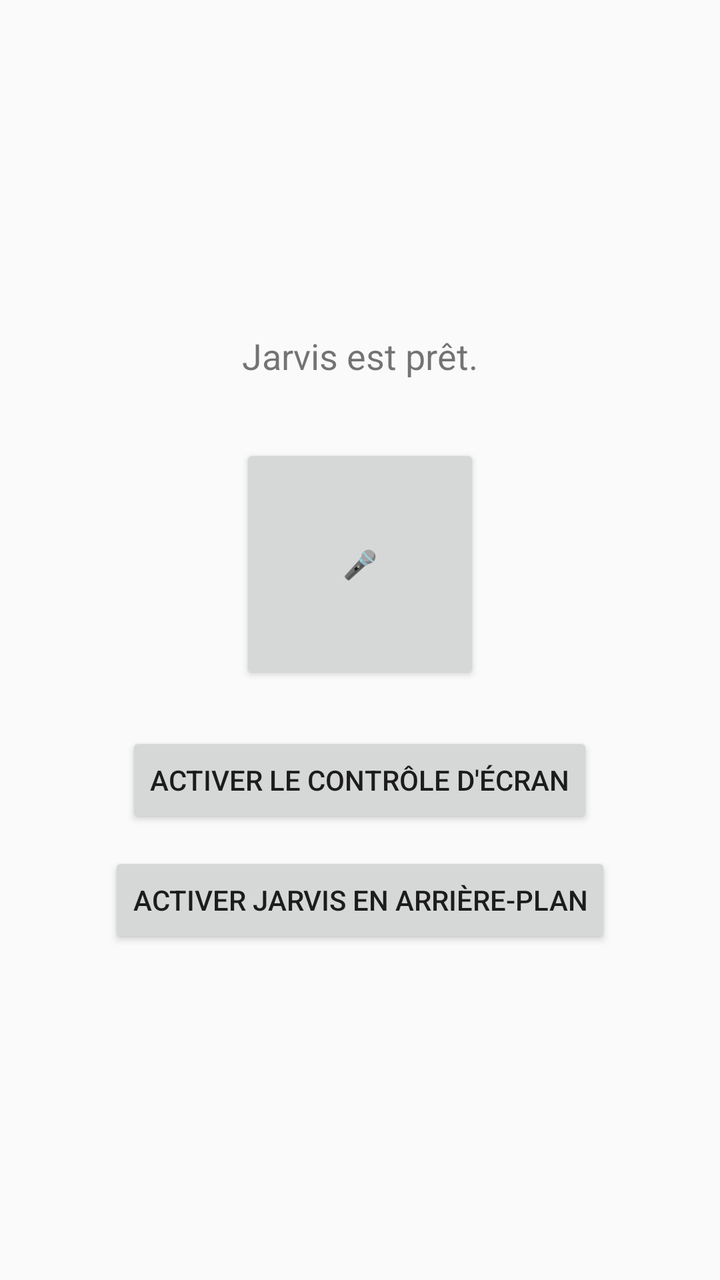
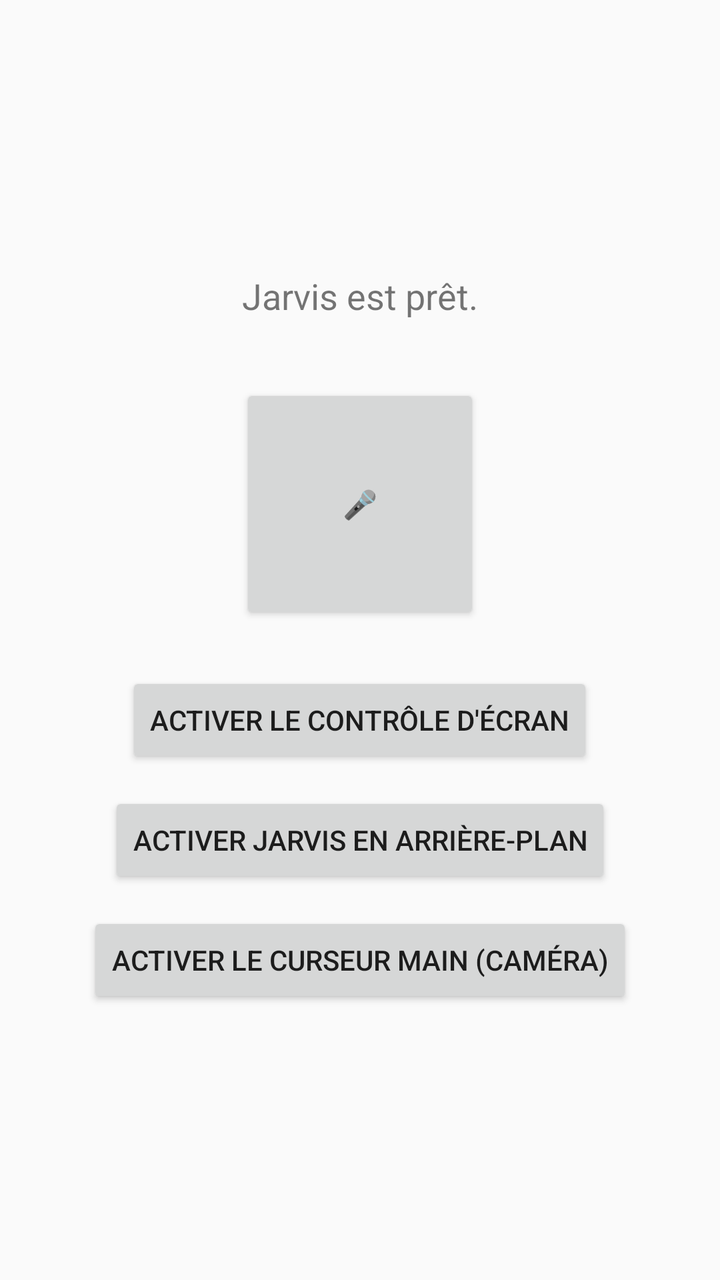

Two renders of the same Android screen: before a commit and after it. Below are the layout's source before the change and the commit's diff.
<!-- AndroidManifest.xml: application theme Theme.AppCompat.DayNight -->
<!-- res/layout/activity_main.xml -->
<?xml version="1.0" encoding="utf-8"?>
<LinearLayout xmlns:android="http://schemas.android.com/apk/res/android"
    android:layout_width="match_parent"
    android:layout_height="match_parent"
    android:orientation="vertical"
    android:gravity="center"
    android:padding="24dp">

    <TextView
        android:id="@+id/statusText"
        android:layout_width="wrap_content"
        android:layout_height="wrap_content"
        android:text="Jarvis est prêt."
        android:textSize="18sp"
        android:layout_marginBottom="32dp" />

    <Button
        android:id="@+id/micButton"
        android:layout_width="120dp"
        android:layout_height="120dp"
        android:text="🎤" />

    <Button
        android:id="@+id/enableAccessibilityButton"
        android:layout_width="wrap_content"
        android:layout_height="wrap_content"
        android:layout_marginTop="24dp"
        android:text="Activer le contrôle d'écran" />

    <Button
        android:id="@+id/enableBackgroundButton"
        android:layout_width="wrap_content"
        android:layout_height="wrap_content"
        android:layout_marginTop="12dp"
        android:text="Activer Jarvis en arrière-plan" />

</LinearLayout>
<!-- resources referenced by this layout -->
<resources>

</resources>

<!-- the commit's change to res/layout/activity_main.xml (unified diff, before → after) -->
@@ -34,4 +34,11 @@
         android:layout_marginTop="12dp"
         android:text="Activer Jarvis en arrière-plan" />
 
+    <Button
+        android:id="@+id/enableHandCursorButton"
+        android:layout_width="wrap_content"
+        android:layout_height="wrap_content"
+        android:layout_marginTop="12dp"
+        android:text="Activer le curseur main (caméra)" />
+
 </LinearLayout>
